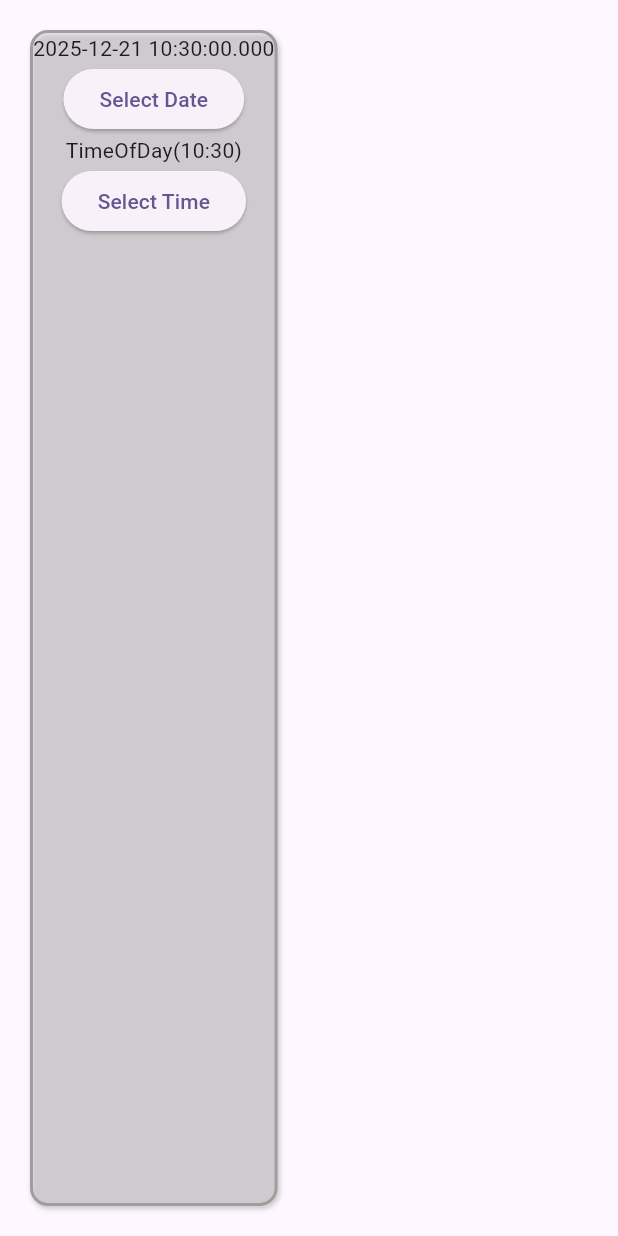
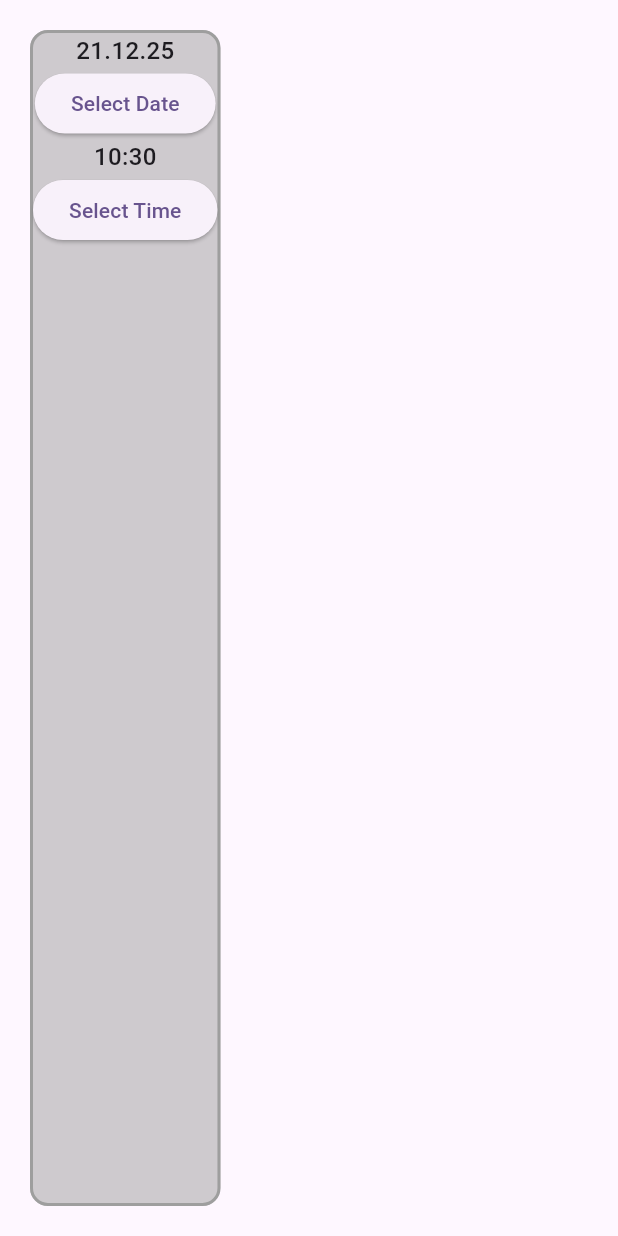
Before and after one commit to Wysepka/SportM8s, a Flutter app: the MapCreateEventDatePicker widget shown alone on an empty page, opened directly with empty values, on a phone screen of 412 x 824 dp. Run offline on Flutter 3.47's test engine with Material 3 defaults, Android fonts, the phone set to English and light mode, and no system bars; our stand-ins replace firebase_auth, firebase_core, flutter_html, flutter_map, flutter_riverpod, google_sign_in and 4 more; missing offline and left inert: dart:ffi; accounts and stored records are empty; generated files the repository leaves out were written again; network calls fail.

Commit message:
Disabled total marker scaling due to the text overflow size. Added tweaks to date/time picker, refactored MapSportEvent View to use WidgetContainer for BoxShadow, changed ip on local machine since it is always changing

```diff
--- a/lib/events/map_create_event_date_picker.dart
+++ b/lib/events/map_create_event_date_picker.dart
@@ -1,6 +1,7 @@
 
 import 'package:flutter/cupertino.dart';
 import 'package:flutter/material.dart';
+import 'package:sportm8s/core/extensions/string_extensions.dart';
 import 'package:sportm8s/events/map_event_widget_container.dart';
 
 class MapCreateEventDatePicker extends StatefulWidget{
@@ -33,14 +34,28 @@ class _MapCreateEventDatePicker extends State<MapCreateEventDatePicker>{
     return MapEventWidgetContainer(
       child: Column(
         children: [
-          Text(selectedEventDate != null ? selectedEventDate.toString() : ""),
+          Container(
+              child: Text(
+                selectedEventDate != null ? selectedEventDate!.toDate() : "" ,
+                style: TextStyle(
+                  fontWeight: FontWeight.w500,
+                  fontSize: 16,
+                ),
+              )
+          ),
           ElevatedButton(
               onPressed: _showDatePicker,
               child: Text("Select Date")
           ),
           if(selectedEventDate != null)...
           [
-              Text(selectedEventTime != null ? selectedEventTime.toString() : ""),
+              Text(
+                selectedEventTime != null ? selectedEventTime!.to24h() : "",
+                style: TextStyle(
+                  fontWeight: FontWeight.w500,
+                  fontSize: 16,
+                ),
+              ),
               ElevatedButton(
                 onPressed: _showTimePicker,
                 child: Text("Select Time")
--- a/lib/events/map_event_widget_container.dart
+++ b/lib/events/map_event_widget_container.dart
@@ -20,9 +20,10 @@ class MapEventWidgetContainer extends StatelessWidget
         boxShadow:[
           BoxShadow(
             color: Colors.grey.withOpacity(0.5), // shadow color
-            blurRadius: 2,                         // softens the shadow
+            //blurRadius: 2,                         // softens the shadow
+            blurRadius: 0,                         // softens the shadow
             spreadRadius: 0,                       // extends the shadow
-            offset: Offset(1, 2),                  // moves shadow right & down
+            //offset: Offset(1, 2),                  // moves shadow right & down
             ),
         ],
       ),
--- a/lib/map/icon/map_icon.dart
+++ b/lib/map/icon/map_icon.dart
@@ -7,7 +7,7 @@ import 'package:sportm8s/core/logger/logger_config.dart';
 import 'package:sportm8s/core/utility/event_utility.dart';
 import 'package:sportm8s/core/utility/sport_utility.dart';
 import 'package:sportm8s/map/models/map_event_data.dart';
-import 'package:sportm8s/map/marker_info_row.dart';
+import 'package:sportm8s/map/icon/marker_info_row.dart';
 import 'package:sportm8s/map/models/map_marker_rect.dart';
 import 'package:sportm8s/map/models/map_sport_event_marker.dart';
 
--- a/lib/services/server_service.dart
+++ b/lib/services/server_service.dart
@@ -46,7 +46,7 @@ class ServerService {
           return 'http://10.0.2.2:32771'; // Android emulator
         }
         //return 'http://192.168.33.11:44354'; // Physical Android device
-        return 'http://192.168.33.11:32783'; // Physical Android device
+        return 'http://192.168.33.13:32783'; // Physical Android device
       }
       // For iOS
       if (Platform.isIOS) {
```
Also changed, not shown: lib/events/map_create_event.dart (+4 -73 lines), lib/map/engine/sport_event_calculator.dart (+20 -4 lines), lib/map/engine/sport_event_engine.dart (+5 -4 lines), lib/map/icon/map_icon_controller.dart (+9 -0 lines), lib/map/map_side_view.dart (+4 -8 lines), lib/map/icon/marker_info_row.dart (renamed from lib/map/marker_info_row.dart).
